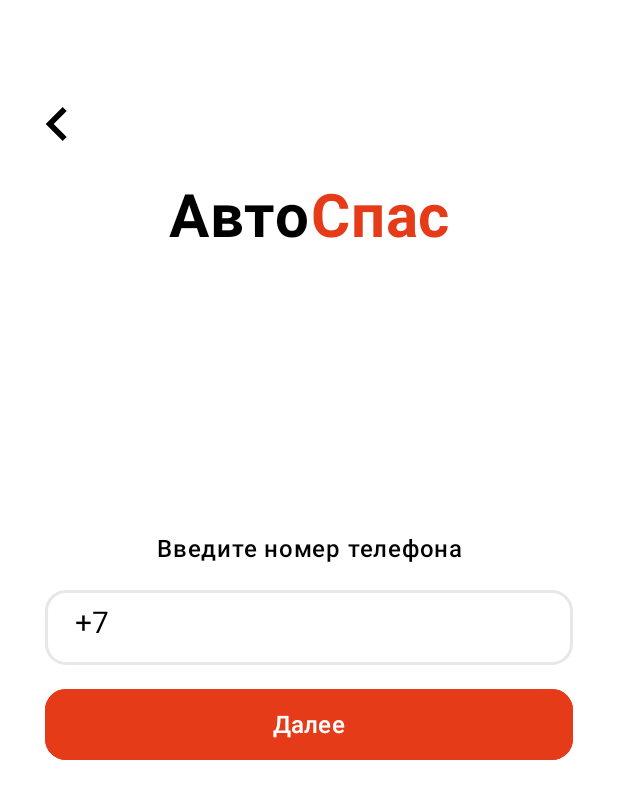
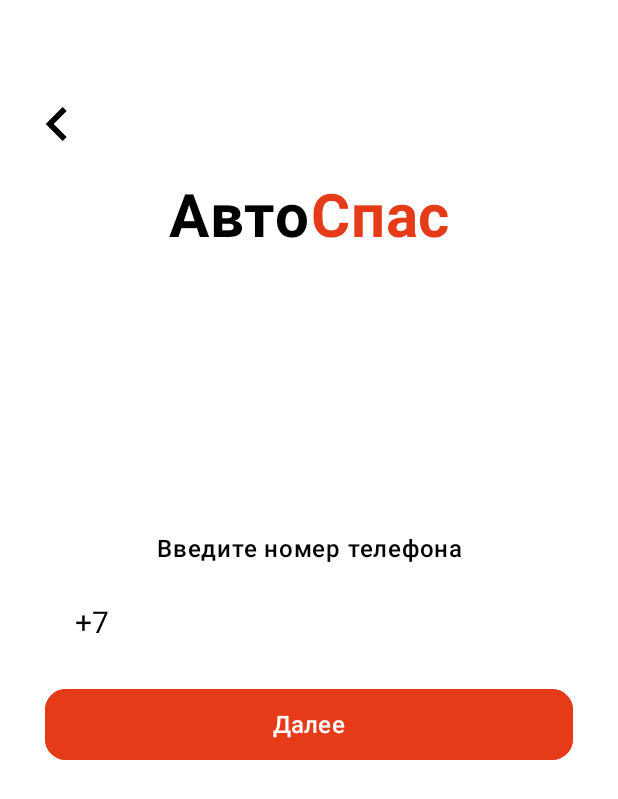
Before and after one commit to AvtoSpas/AvtoSpasKMP, an Android app built with Jetpack Compose: the composable App shown on its own in the app's theme, after a tap on "Регистрация", on a phone screen of 412 x 824 dp. Shown: the top 799 px of the screen. Run offline under Robolectric (Android 15) with nearby library versions, the phone set to English and light mode, and no system bars.

Commit message:
Исправления в темах приложения [+] Установлен постоянный портретный режим [~] Исправлено отображение элементов с темной темой на всех экранах приложения

```diff
--- a/androidApp/src/main/java/com/example/avtospaskmp/android/App.kt
+++ b/androidApp/src/main/java/com/example/avtospaskmp/android/App.kt
@@ -21,7 +21,7 @@ fun App(colorScheme: ColorScheme) {
         "startScreen" -> StartScreen(colorScheme,
             onNavigateToPhoneScreen = {currentScreen = "phoneScreen"}
         )
-        "phoneScreen" -> PhoneScreen(
+        "phoneScreen" -> PhoneScreen( colorScheme,
             onNavigateToStartScreen = {
 
                 currentScreen = "startScreen"},
@@ -30,12 +30,12 @@ fun App(colorScheme: ColorScheme) {
                 currentScreen = "codeScreen"
             }
         )
-        "codeScreen" -> CodeScreen(
+        "codeScreen" -> CodeScreen(colorScheme,
             phoneNumber = phoneNumber,
             onNavigateToPhoneScreen = {currentScreen = "phoneScreen"},
             onNavigateToFirstRegScreen = {currentScreen = "firstRegScreen"}
         )
-        "firstRegScreen" -> FirstRegScreen(
+        "firstRegScreen" -> FirstRegScreen(colorScheme,
             onNavigateToCodeScreen = {currentScreen = "codeScreen"}
         )
 
--- a/androidApp/src/main/java/com/example/avtospaskmp/android/MainActivity.kt
+++ b/androidApp/src/main/java/com/example/avtospaskmp/android/MainActivity.kt
@@ -1,5 +1,7 @@
 package com.example.avtospaskmp.android
 
+import android.annotation.SuppressLint
+import android.content.pm.ActivityInfo
 import android.os.Bundle
 import android.provider.CalendarContract
 import android.view.View
@@ -42,8 +44,10 @@ import com.example.avtospaskmp.android.screens.theme.OnDarkColorScheme
 import com.example.avtospaskmp.android.screens.theme.OnLightColorScheme
 
 class MainActivity : ComponentActivity() {
+    @SuppressLint("SourceLockedOrientationActivity")
     override fun onCreate(savedInstanceState: Bundle?) {
         super.onCreate(savedInstanceState)
+        requestedOrientation = ActivityInfo.SCREEN_ORIENTATION_PORTRAIT
         setContent {
             MyApplicationTheme {
                 Surface(
--- a/androidApp/src/main/java/com/example/avtospaskmp/android/screens/PhoneScreen.kt
+++ b/androidApp/src/main/java/com/example/avtospaskmp/android/screens/PhoneScreen.kt
@@ -3,6 +3,7 @@ package com.example.avtospaskmp.android.screens
 import android.graphics.drawable.Icon
 import androidx.compose.foundation.BorderStroke
 import androidx.compose.foundation.Image
+import androidx.compose.foundation.background
 import androidx.compose.foundation.border
 import androidx.compose.foundation.layout.Arrangement
 import androidx.compose.foundation.layout.Box
@@ -42,9 +43,11 @@ import androidx.compose.ui.text.input.TextFieldValue
 import androidx.compose.ui.text.input.VisualTransformation
 import androidx.compose.ui.text.style.TextAlign
 import androidx.compose.ui.unit.sp
+import com.example.avtospaskmp.android.screens.theme.ColorScheme
 
 @Composable
 fun PhoneScreen(
+    colorScheme: ColorScheme,
     onNavigateToStartScreen: ()-> Unit,
     onNavigateToCodeScreen: (String)-> Unit
 ) {
@@ -76,7 +79,7 @@ fun PhoneScreen(
             Text(
                 text = "Авто",
                 textAlign = TextAlign.Center,
-                color = Color.Black,
+                color = colorScheme.defDarkWhite,
                 fontSize = 40.sp,
                 fontWeight = FontWeight.Bold
 
@@ -85,7 +88,7 @@ fun PhoneScreen(
             Text(
                 text = "Спас",
                 textAlign = TextAlign.Center,
-                color = Color(0xffE53B19),
+                color = colorScheme.orangeColor,
                 fontSize = 40.sp,
                 fontWeight = FontWeight.Bold
             )
@@ -116,7 +119,8 @@ fun PhoneScreen(
                         }
                     },
                     textStyle = TextStyle(
-                        fontSize = 20.sp
+                        fontSize = 20.sp,
+                        color = colorScheme.defDarkWhite
                     ),
                     keyboardOptions = KeyboardOptions.Default.copy(
                         keyboardType = KeyboardType.Phone
@@ -125,7 +129,7 @@ fun PhoneScreen(
                         .height(50.dp)
                         .fillMaxWidth()
                         .padding(horizontal = 30.dp)
-                        .border(2.dp, Color(0xffE8E7E7), RoundedCornerShape(14.dp)),
+                        .border(2.dp, colorScheme.grayButtonBorder, RoundedCornerShape(14.dp)),
                     decorationBox = { innerTextField ->
                         Box(
                             modifier = Modifier
@@ -135,7 +139,7 @@ fun PhoneScreen(
                             if (phoneNumber.text.isEmpty())
                                 Text(
                                     text = "+7 (000) 000-00-00",
-                                    color = Color(0xffE8E7E7)
+                                    color = colorScheme.grayButtonBorder
                                 )
                             innerTextField() // Отображаем поле ввода
                         }
@@ -147,11 +151,15 @@ fun PhoneScreen(
                         .height(47.dp)
                         .padding(horizontal = 30.dp),
                     shape = RoundedCornerShape(14.dp),
-                    border = BorderStroke(3.dp, color = Color(0xffE53B19)),
-                    colors = ButtonDefaults.buttonColors(containerColor = Color(0xffE53B19)),
+                    border = BorderStroke(3.dp, color = colorScheme.orangeColor),
+                    colors = ButtonDefaults.buttonColors(containerColor = colorScheme.orangeColor),
                     onClick = { onNavigateToCodeScreen(phoneNumber.text) }
-                ) { Text(text="Далее",
-                    fontSize = 16.sp)
+                ) {
+                    Text(
+                        text="Далее",
+                        color = colorScheme.white,
+                        fontSize = 16.sp
+                    )
                 }
             }
         }
--- a/androidApp/src/main/java/com/example/avtospaskmp/android/screens/StartScreen.kt
+++ b/androidApp/src/main/java/com/example/avtospaskmp/android/screens/StartScreen.kt
@@ -25,7 +25,8 @@ import com.example.avtospaskmp.android.R
 import com.example.avtospaskmp.android.screens.theme.ColorScheme
 
 @Composable
-fun StartScreen(colorShceme : ColorScheme,
+fun StartScreen(
+    colorScheme : ColorScheme,
     onNavigateToPhoneScreen: () -> Unit) {
     Column {
         Row(
@@ -37,7 +38,7 @@ fun StartScreen(colorShceme : ColorScheme,
             Text(
                 text = "Авто",
                 textAlign = TextAlign.Center,
-                color = colorShceme.defDarkWhite,
+                color = colorScheme.defDarkWhite,
                 fontSize = 60.sp,
                 fontWeight = FontWeight.Bold
 
@@ -46,7 +47,7 @@ fun StartScreen(colorShceme : ColorScheme,
             Text(
                 text = "Спас",
                 textAlign = TextAlign.Center,
-                color = colorShceme.orangeColor,
+                color = colorScheme.orangeColor,
                 fontSize = 60.sp,
                 fontWeight = FontWeight.Bold
             )
@@ -74,24 +75,24 @@ fun StartScreen(colorShceme : ColorScheme,
                         .height(60.dp)
                         .padding(horizontal = 40.dp),
                     shape = RoundedCornerShape(12.dp),
-                    border = BorderStroke(3.dp, color = colorShceme.orangeColor),
-                    colors = ButtonDefaults.buttonColors(containerColor = colorShceme.orangeColor),
+                    border = BorderStroke(3.dp, color = colorScheme.orangeColor),
+                    colors = ButtonDefaults.buttonColors(containerColor = colorScheme.orangeColor),
                     onClick = onNavigateToPhoneScreen
                 ) { Text(text="Регистрация",
                     fontSize = 16.sp,
-                    color = colorShceme.white) }
+                    color = colorScheme.white) }
                 Button(
                     modifier = Modifier
                         .fillMaxWidth()
                         .height(60.dp)
                         .padding(horizontal = 40.dp),
                     shape = RoundedCornerShape(12.dp),
-                    border = BorderStroke(3.dp, color = colorShceme.grayButtonBorder),
-                    colors = ButtonDefaults.buttonColors(containerColor = colorShceme.grayButton),
+                    border = BorderStroke(3.dp, color = colorScheme.grayButtonBorder),
+                    colors = ButtonDefaults.buttonColors(containerColor = colorScheme.grayButton),
                     onClick = { }
                 ) { Text(
                     text="Вход",
-                    color = colorShceme.defOrangeWhite,
+                    color = colorScheme.defOrangeWhite,
                     fontSize = 16.sp)  }
 
             }
```
Also changed, not shown: androidApp/src/main/java/com/example/avtospaskmp/android/screens/CodeScreen.kt (+29 -16 lines), androidApp/src/main/java/com/example/avtospaskmp/android/screens/FirstRegScreen.kt (+22 -11 lines).
